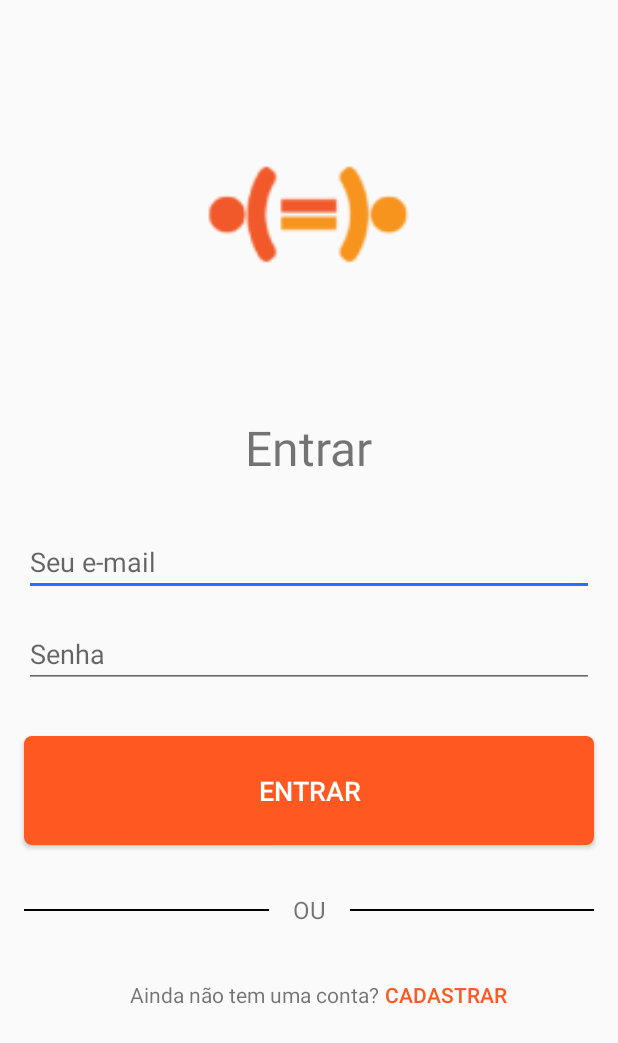
After one commit to vhgs01/Grupo-Exclusivo, an Android app: the LoginActivity screen opened directly, with no data from a screen before it, on a phone screen of 412 x 824 dp. The commit adds this screen. Shown: the top 1043 px of the screen. Run offline under Robolectric (Android 15) with nearby library versions, the phone set to English and light mode, and no system bars.

Commit message:
Adicionando tela de login

```diff
--- a/app/src/main/AndroidManifest.xml
+++ b/app/src/main/AndroidManifest.xml
@@ -16,6 +16,7 @@
             android:theme="@style/FullScreen">
             <intent-filter>
                 <action android:name="android.intent.action.MAIN" />
+
                 <category android:name="android.intent.category.LAUNCHER" />
             </intent-filter>
         </activity>
@@ -27,6 +28,10 @@
             android:name=".view.ModulesActivity"
             android:label="Módulos"
             android:theme="@style/FullScreen" />
+        <activity
+            android:name=".view.LoginActivity"
+            android:label="Login"
+            android:theme="@style/FullScreen" />
     </application>
 
 </manifest>
--- a/app/src/main/java/br/com/kaz/contract/RegisterContract.kt
+++ b/app/src/main/java/br/com/kaz/contract/RegisterContract.kt
@@ -4,8 +4,8 @@ import android.content.Context
 
 interface RegisterContract {
     interface View {
+        fun setListeners()
         fun redirectToModulesActivity()
-        fun setRegisterButtonListener()
         fun getViewContext(): Context
     }
 
--- a/app/src/main/java/br/com/kaz/firebase/FirebaseIntegration.kt
+++ b/app/src/main/java/br/com/kaz/firebase/FirebaseIntegration.kt
@@ -1,6 +1,5 @@
 package br.com.kaz.firebase
 
-import android.R
 import android.content.Context
 import android.widget.Toast
 import com.google.android.gms.tasks.Task
--- /dev/null
+++ b/app/src/main/java/br/com/kaz/view/LoginActivity.kt
@@ -0,0 +1,12 @@
+package br.com.kaz.view
+
+import androidx.appcompat.app.AppCompatActivity
+import android.os.Bundle
+import br.com.kaz.R
+
+class LoginActivity : AppCompatActivity() {
+    override fun onCreate(savedInstanceState: Bundle?) {
+        super.onCreate(savedInstanceState)
+        setContentView(R.layout.activity_login)
+    }
+}
--- a/app/src/main/java/br/com/kaz/view/RegisterActivity.kt
+++ b/app/src/main/java/br/com/kaz/view/RegisterActivity.kt
@@ -19,7 +19,7 @@ class RegisterActivity : AppCompatActivity(), RegisterContract.View {
         super.onCreate(savedInstanceState)
         setContentView(R.layout.activity_register)
 
-        setRegisterButtonListener()
+        setListeners()
     }
 
     override fun getViewContext(): Context {
@@ -31,7 +31,12 @@ class RegisterActivity : AppCompatActivity(), RegisterContract.View {
         finish()
     }
 
-    override fun setRegisterButtonListener() {
+    override fun setListeners() {
+        setRegisterButtonListener()
+        setLoginButtonListener()
+    }
+
+    private fun setRegisterButtonListener() {
         registerButton!!.setOnClickListener {
             val email = registerEmailAddress.text.toString()
             val pass = registerPassword.text.toString()
@@ -42,4 +47,11 @@ class RegisterActivity : AppCompatActivity(), RegisterContract.View {
         }
     }
 
+    private fun setLoginButtonListener() {
+        registerButtonDoLogin!!.setOnClickListener {
+            startActivity(Intent(applicationContext, LoginActivity::class.java))
+            finish()
+        }
+    }
+
 }
--- /dev/null
+++ b/app/src/main/res/drawable/login_button.xml
@@ -0,0 +1,8 @@
+<?xml version="1.0" encoding="utf-8"?>
+<shape xmlns:android="http://schemas.android.com/apk/res/android"
+    android:shape="rectangle">
+    <gradient android:startColor="@color/colorPrimary"
+        android:endColor="@color/colorPrimary"
+        android:angle="270" />
+    <corners android:radius="5dp" />
+</shape>
--- /dev/null
+++ b/app/src/main/res/drawable/login_footer_button.xml
@@ -0,0 +1,8 @@
+<?xml version="1.0" encoding="utf-8"?>
+<shape xmlns:android="http://schemas.android.com/apk/res/android"
+    android:shape="rectangle">
+    <gradient android:startColor="#00FFFFFF"
+        android:endColor="#00FFFFFF"
+        android:angle="270" />
+    <corners android:radius="5dp" />
+</shape>
--- /dev/null
+++ b/app/src/main/res/layout/activity_login.xml
@@ -0,0 +1,149 @@
+<?xml version="1.0" encoding="utf-8"?>
+<androidx.constraintlayout.widget.ConstraintLayout xmlns:android="http://schemas.android.com/apk/res/android"
+    xmlns:app="http://schemas.android.com/apk/res-auto"
+    xmlns:tools="http://schemas.android.com/tools"
+    android:layout_width="match_parent"
+    android:layout_height="match_parent"
+    tools:context=".view.LoginActivity">
+
+    <ImageView
+        android:id="@+id/ivLogo"
+        android:layout_width="@dimen/splashLogoDimen"
+        android:layout_height="@dimen/splashLogoDimen"
+        android:contentDescription="@string/splashLogoContentDescription"
+        app:layout_constraintBottom_toBottomOf="parent"
+        app:layout_constraintHorizontal_bias="0.496"
+        app:layout_constraintLeft_toLeftOf="parent"
+        app:layout_constraintRight_toRightOf="parent"
+        app:layout_constraintTop_toTopOf="parent"
+        app:layout_constraintVertical_bias="0.033"
+        app:srcCompat="@mipmap/ic_launcher_foreground" />
+
+    <TextView
+        android:id="@+id/tvLogin"
+        android:layout_width="wrap_content"
+        android:layout_height="wrap_content"
+        android:layout_marginTop="@dimen/registerTextMarginTop"
+        android:text="@string/loginText"
+        android:textSize="@dimen/registerTextFontSize"
+        app:layout_constraintEnd_toEndOf="parent"
+        app:layout_constraintStart_toStartOf="parent"
+        app:layout_constraintTop_toBottomOf="@+id/ivLogo" />
+
+    <EditText
+        android:id="@+id/loginEmailAddress"
+        android:layout_width="match_parent"
+        android:layout_height="wrap_content"
+        android:layout_marginStart="@dimen/loginEmailAdressMarginStard"
+        android:layout_marginTop="@dimen/loginEmailAdressMarginTop"
+        android:layout_marginEnd="@dimen/loginEmailAdressMarginEnd"
+        android:ems="10"
+        android:hint="@string/loginEmailAdress"
+        android:inputType="textEmailAddress"
+        android:textColorHighlight="@color/colorPrimary"
+        android:textColorLink="@color/colorPrimary"
+        app:layout_constraintEnd_toEndOf="parent"
+        app:layout_constraintStart_toStartOf="parent"
+        app:layout_constraintTop_toBottomOf="@+id/tvLogin" />
+
+    <EditText
+        android:id="@+id/loginPassword"
+        android:layout_width="match_parent"
+        android:layout_height="wrap_content"
+        android:layout_marginStart="@dimen/loginPasswordMarginStard"
+        android:layout_marginTop="@dimen/loginPasswordMarginTop"
+        android:layout_marginEnd="@dimen/loginPasswordMarginEnd"
+        android:ems="10"
+        android:hint="@string/loginPassword"
+        android:inputType="textPassword"
+        android:textColorHighlight="@color/colorPrimary"
+        android:textColorLink="@color/colorPrimary"
+        app:layout_constraintEnd_toEndOf="parent"
+        app:layout_constraintStart_toStartOf="parent"
+        app:layout_constraintTop_toBottomOf="@+id/loginEmailAddress" />
+
+    <Button
+        android:id="@+id/loginButton"
+        android:layout_width="match_parent"
+        android:layout_height="wrap_content"
+        android:layout_marginStart="@dimen/loginButtonMarginStart"
+        android:layout_marginTop="@dimen/loginButtonMarginTop"
+        android:layout_marginEnd="@dimen/loginButtonMarginEnd"
+        android:background="@drawable/login_button"
+        android:paddingTop="@dimen/loginButtonPaddingTop"
+        android:paddingBottom="@dimen/loginButtonPaddingBottom"
+        android:text="@string/loginButton"
+        android:textColor="@color/white"
+        android:textSize="@dimen/loginButtonTextSize"
+        app:layout_constraintEnd_toEndOf="parent"
+        app:layout_constraintStart_toStartOf="parent"
+        app:layout_constraintTop_toBottomOf="@+id/loginPassword" />
+
+    <View
+        android:id="@+id/loginLeftSeparator"
+        android:layout_width="0dp"
+        android:layout_height="@dimen/loginLeftSeparatorHeight"
+        android:layout_marginStart="@dimen/loginLeftSeparatorMarginStart"
+        android:layout_marginEnd="@dimen/loginLeftSeparatorMarginEnd"
+        android:background="@color/black"
+        app:layout_constraintBottom_toBottomOf="@+id/loginSeparatorText"
+        app:layout_constraintEnd_toStartOf="@+id/loginSeparatorText"
+        app:layout_constraintStart_toStartOf="parent"
+        app:layout_constraintTop_toTopOf="@+id/loginSeparatorText" />
+
+    <TextView
+        android:id="@+id/loginSeparatorText"
+        android:layout_width="wrap_content"
+        android:layout_height="wrap_content"
+        android:layout_marginTop="@dimen/loginSeparatorTextMarginTop"
+        android:text="@string/loginSeparatorText"
+        android:textSize="@dimen/loginSeparatorTextSize"
+        app:layout_constraintEnd_toEndOf="parent"
+        app:layout_constraintStart_toStartOf="parent"
+        app:layout_constraintTop_toBottomOf="@+id/loginButton" />
+
+    <View
+        android:id="@+id/loginRightSeparator"
+        android:layout_width="0dp"
+        android:layout_height="@dimen/loginRightSeparatorHeight"
+        android:layout_marginStart="@dimen/loginRightSeparatorMarginStart"
+        android:layout_marginEnd="@dimen/loginRightSeparatorMarginEnd"
+        android:background="@color/black"
+        app:layout_constraintBottom_toBottomOf="@+id/loginSeparatorText"
+        app:layout_constraintEnd_toEndOf="parent"
+        app:layout_constraintStart_toEndOf="@+id/loginSeparatorText"
+        app:layout_constraintTop_toTopOf="@+id/loginSeparatorText" />
+
+    <LinearLayout
+        android:id="@+id/loginFooterView"
+        android:layout_width="match_parent"
+        android:layout_height="wrap_content"
+        android:layout_marginStart="@dimen/loginFooterViewMarginStart"
+        android:layout_marginTop="@dimen/loginFooterViewMarginTop"
+        android:layout_marginEnd="@dimen/loginFooterViewMarginEnd"
+        android:gravity="center"
+        android:orientation="horizontal"
+        app:layout_constraintEnd_toEndOf="parent"
+        app:layout_constraintHorizontal_bias="0.0"
+        app:layout_constraintStart_toStartOf="parent"
+        app:layout_constraintTop_toBottomOf="@+id/loginRightSeparator">
+
+        <TextView
+            android:id="@+id/loginHasAccount"
+            android:layout_width="wrap_content"
+            android:layout_height="wrap_content"
+            android:layout_marginStart="@dimen/loginHasAccountMarginStart"
+            android:text="@string/loginHasAccountText"
+            android:textSize="@dimen/loginHasAccountTextSize" />
+
+        <Button
+            android:id="@+id/loginButtonDoLogin"
+            android:layout_width="wrap_content"
+            android:layout_height="wrap_content"
+            android:background="@drawable/login_footer_button"
+            android:text="@string/loginButtonDoLoginText"
+            android:textColor="@color/colorPrimary"
+            android:textSize="@dimen/loginButtonDoLoginTextSize" />
+    </LinearLayout>
+
+</androidx.constraintlayout.widget.ConstraintLayout>
--- a/app/src/main/res/layout/activity_register.xml
+++ b/app/src/main/res/layout/activity_register.xml
@@ -132,7 +132,7 @@
             android:id="@+id/registerHasAccount"
             android:layout_width="wrap_content"
             android:layout_height="wrap_content"
-            android:layout_marginStart="16dp"
+            android:layout_marginStart="@dimen/registerHasAccountMarginStart"
             android:text="@string/registerHasAccountText"
             android:textSize="@dimen/registerHasAccountTextSize" />
 
--- a/app/src/main/res/values/dimens.xml
+++ b/app/src/main/res/values/dimens.xml
@@ -14,6 +14,7 @@
     <dimen name="registerEmailAdressMarginEnd">16dp</dimen>
     <dimen name="registerPasswordMarginStard">16dp</dimen>
     <dimen name="registerPasswordMarginEnd">16dp</dimen>
+    <dimen name="registerPasswordMarginTop">16dp</dimen>
     <dimen name="registerButtonMarginEnd">16dp</dimen>
     <dimen name="registerButtonMarginTop">32dp</dimen>
     <dimen name="registerButtonMarginStart">16dp</dimen>
@@ -21,7 +22,6 @@
     <dimen name="registerButtonPaddingBottom">24dp</dimen>
     <dimen name="registerButtonTextSize">18sp</dimen>
     <dimen name="registerTextFontSize">32sp</dimen>
-    <dimen name="registerPasswordMarginTop">16dp</dimen>
     <dimen name="registerLeftSeparatorMarginTop">32dp</dimen>
     <dimen name="registerRightSeparatorMarginEnd">16dp</dimen>
     <dimen name="registerRightSeparatorMarginTop">32dp</dimen>
@@ -36,6 +36,37 @@
     <dimen name="registerFooterViewMarginTop">32dp</dimen>
     <dimen name="registerFooterViewMarginEnd">16dp</dimen>
     <dimen name="registerHasAccountTextSize">14sp</dimen>
+    <dimen name="registerHasAccountMarginStart">16dp</dimen>
     <dimen name="registerButtonDoLoginTextSize">14sp</dimen>
 
+    <!--    Loginscreen    -->
+    <dimen name="loginEmailAdressMarginTop">32dp</dimen>
+    <dimen name="loginEmailAdressMarginStard">16dp</dimen>
+    <dimen name="loginEmailAdressMarginEnd">16dp</dimen>
+    <dimen name="loginPasswordMarginStard">16dp</dimen>
+    <dimen name="loginPasswordMarginEnd">16dp</dimen>
+    <dimen name="loginPasswordMarginTop">16dp</dimen>
+    <dimen name="loginButtonMarginEnd">16dp</dimen>
+    <dimen name="loginButtonMarginTop">32dp</dimen>
+    <dimen name="loginButtonMarginStart">16dp</dimen>
+    <dimen name="loginButtonPaddingTop">24dp</dimen>
+    <dimen name="loginButtonPaddingBottom">24dp</dimen>
+    <dimen name="loginButtonTextSize">18sp</dimen>
+    <dimen name="loginLeftSeparatorMarginTop">32dp</dimen>
+    <dimen name="loginRightSeparatorMarginEnd">16dp</dimen>
+    <dimen name="loginRightSeparatorMarginTop">32dp</dimen>
+    <dimen name="loginSeparatorTextSize">16sp</dimen>
+    <dimen name="loginSeparatorTextMarginTop">32dp</dimen>
+    <dimen name="loginLeftSeparatorHeight">1dp</dimen>
+    <dimen name="loginLeftSeparatorMarginStart">16dp</dimen>
+    <dimen name="loginLeftSeparatorMarginEnd">16dp</dimen>
+    <dimen name="loginRightSeparatorHeight">1dp</dimen>
+    <dimen name="loginRightSeparatorMarginStart">16dp</dimen>
+    <dimen name="loginFooterViewMarginStart">16dp</dimen>
+    <dimen name="loginFooterViewMarginTop">32dp</dimen>
+    <dimen name="loginFooterViewMarginEnd">16dp</dimen>
+    <dimen name="loginHasAccountTextSize">14sp</dimen>
+    <dimen name="loginButtonDoLoginTextSize">14sp</dimen>
+    <dimen name="loginHasAccountMarginStart">16dp</dimen>
+
 </resources>
--- a/app/src/main/res/values/strings.xml
+++ b/app/src/main/res/values/strings.xml
@@ -22,4 +22,13 @@
     <string name="FirebaseAuthInvalidCredentialsException">Informações inválidas</string>
     <string name="FirebaseAuthUserCollisionException">E-mail já em uso</string>
     <string name="FirebaseAuthOtherException">Falha ao criar usuário.</string>
+
+    <!--    Loginscreen    -->
+    <string name="loginText">Entrar</string>
+    <string name="loginButton">Entrar</string>
+    <string name="loginEmailAdress">Seu e-mail</string>
+    <string name="loginPassword">Senha</string>
+    <string name="loginSeparatorText">OU</string>
+    <string name="loginHasAccountText">Ainda não tem uma conta?</string>
+    <string name="loginButtonDoLoginText">Cadastrar</string>
 </resources>
```
